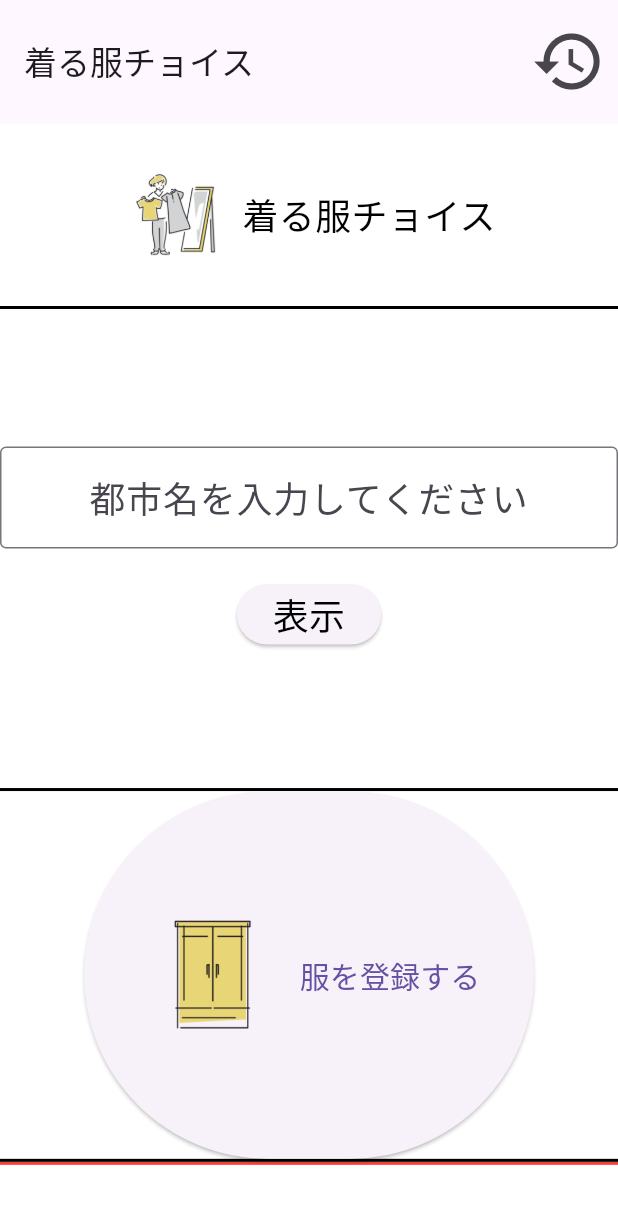
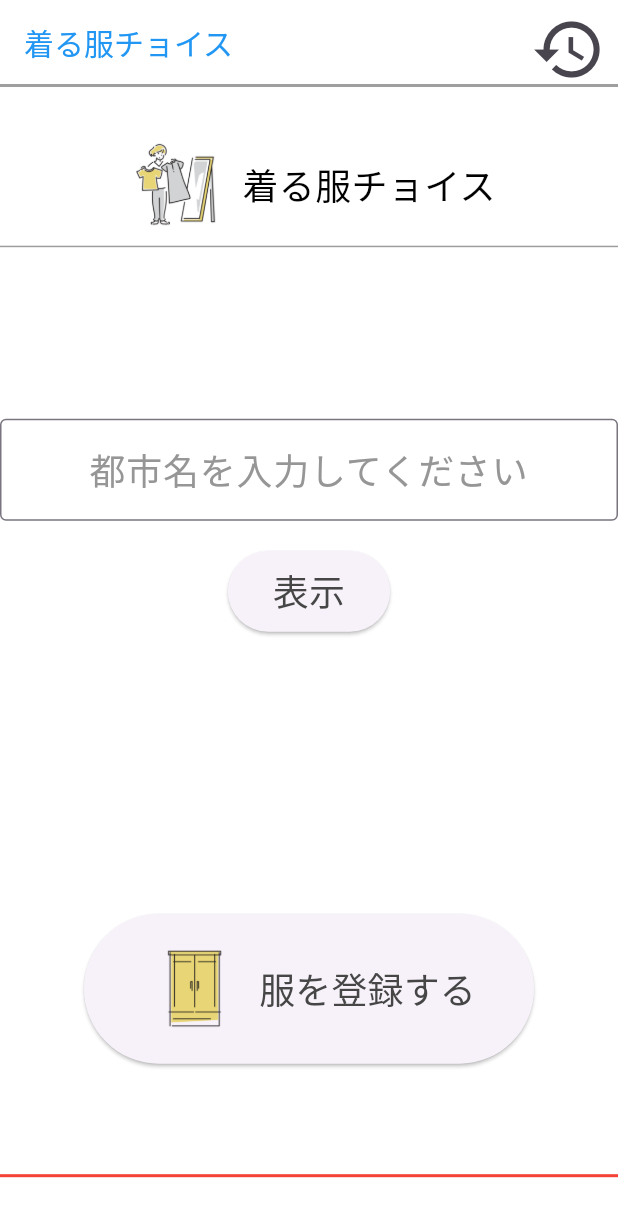
Before and after one commit to kervint1/Kiruhuku-Choice, a Flutter app: the screen it shows after launch, on a phone screen of 412 x 824 dp. Shown: the top 1217 px of the screen. Run offline on Flutter 3.47's test engine with Material 3 defaults, Android fonts, the phone set to English and light mode, and no system bars; our stand-ins replace go_router, google_fonts, image_picker.

Commit message:
デザイン

```diff
--- a/lib/screens/home_screen.dart
+++ b/lib/screens/home_screen.dart
@@ -18,44 +18,55 @@ class _HomeScreenState extends State<HomeScreen> {
 
     final title = Container(
       decoration: const BoxDecoration(
-            border: Border(bottom: BorderSide(color: Colors.black, width: 2))),
-        height: screenHeight * 0.15,
+        border: Border(
+          bottom: BorderSide(color: Colors.grey, width: 1),
+        ),
+      ),
+      height: screenHeight * 0.1,
       width: double.infinity,
       alignment: Alignment.center,
-        child: Row(mainAxisAlignment: MainAxisAlignment.center, children: [
+      child: Row(
+        mainAxisAlignment: MainAxisAlignment.center,
+        children: [
           Image.asset(
             'assets/images/huku_title.png',
             width: 70,
             height: 70,
           ),
           const SizedBox(width: 10),
-          Text(
+          const Text(
             "着る服チョイス",
-            style: GoogleFonts.notoSansJp(
-                textStyle: const TextStyle(color: Colors.black, fontSize: 24)),
-            textAlign: TextAlign.center,
+            style: TextStyle(
+              color: Colors.black,
+              fontSize: 24,
             ),
-        ]));
+          ),
+        ],
+      ),
+    );
 
     final mapCon = Container(
-      decoration: const BoxDecoration(
-          border: Border(bottom: BorderSide(color: Colors.black, width: 2))),
-      height: screenHeight * 0.39,
+      height: screenHeight * 0.45,
       width: double.infinity,
-      alignment: Alignment.center,
+      alignment: Alignment.topCenter,
       child: Column(
         mainAxisAlignment: MainAxisAlignment.center,
         children: [
           TextField(
             controller: _cityController,
-            decoration: InputDecoration(
+            decoration: const InputDecoration(
               hintText: '都市名を入力してください',
+              hintStyle: TextStyle(
+                color: Color.fromARGB(255, 150, 150, 150),
+                fontSize: 24,
+              ),
               border: OutlineInputBorder(),
             ),
             style: GoogleFonts.notoSansJp(
               textStyle: const TextStyle(fontSize: 24),
+              color: Colors.black,
             ),
-            textAlign: TextAlign.center,
+            textAlign: TextAlign.center, // TextField内にtextAlignを追加
           ),
           const SizedBox(height: 20),
           ElevatedButton(
@@ -69,12 +80,18 @@ class _HomeScreenState extends State<HomeScreen> {
                 );
               }
             },
+            style: ElevatedButton.styleFrom(
+              padding: const EdgeInsets.symmetric(horizontal: 30, vertical: 10),
+            ),
             child: Text(
               "表示",
               style: GoogleFonts.notoSansJp(
-                textStyle: const TextStyle(color: Colors.black, fontSize: 24),
+                textStyle: const TextStyle(
+                  color: Color.fromARGB(255, 70, 70, 70),
+                  fontSize: 24,
                 ),
-              textAlign: TextAlign.center,
+              ),
+              textAlign: TextAlign.center, // Textウィジェット内にtextAlignを適用
             ),
           ),
         ],
@@ -82,15 +99,15 @@ class _HomeScreenState extends State<HomeScreen> {
     );
 
     final registerCon = Container(
-      decoration: const BoxDecoration(
-          border: Border(bottom: BorderSide(color: Colors.black, width: 2))),
-      height: screenHeight * 0.3,
+      height: screenHeight * 0.30,
       width: double.infinity,
       alignment: Alignment.center,
       child: ElevatedButton(
         onPressed: () => context.push('/registerClothes'),
         style: ElevatedButton.styleFrom(
-          minimumSize: const Size(300, 250),
+          minimumSize: const Size(300, 100),
+          disabledForegroundColor: Colors.blue,
+          foregroundColor: const Color.fromARGB(255, 70, 70, 70),
         ),
         child: Row(
           mainAxisSize: MainAxisSize.min,
@@ -98,11 +115,19 @@ class _HomeScreenState extends State<HomeScreen> {
           children: [
             Image.asset(
               'assets/images/huku_touroku-logo.png', // ロゴのパス
-              width: 100,
-              height: 100,
+              width: 70,
+              height: 70,
             ),
             const SizedBox(width: 8), // ロゴとテキストの間にスペースを追加
-            const Text("服を登録する", style: TextStyle(fontSize: 20)),
+
+            Text(
+              "服を登録する",
+              style: GoogleFonts.notoSansJp(
+                textStyle: const TextStyle(
+                  fontSize: 24,
+                ),
+              ),
+            ),
           ],
         ),
       ),
@@ -121,21 +146,43 @@ class _HomeScreenState extends State<HomeScreen> {
     );
 
     return Scaffold(
-      appBar: AppBar(
-        toolbarHeight: screenHeight * 0.1,
-        title: const Text('着る服チョイス'),
+      appBar: PreferredSize(
+        preferredSize: Size.fromHeight(screenHeight * 0.1), // AppBarの高さ
+        child: Column(
+          children: [
+            AppBar(
+              title: Text(
+                '着る服チョイス',
+                style: GoogleFonts.playfairDisplay(
+                  textStyle: const TextStyle(
+                    fontSize: 20,
+                    color: Colors.blue,
+                  ),
+                ),
+              ),
               actions: [
                 IconButton(
                   icon: const Icon(Icons.history),
                   onPressed: () {
-              context.push('/history');
+                    Navigator.pushNamed(context, '/history');
                   },
                   iconSize: 50,
                 ),
               ],
+              backgroundColor: Colors.white, // AppBarの背景色
+              elevation: 0, // AppBarの影をなくす
+            ),
+            Container(
+              height: 2, // 区切り線の高さ
+              color: Colors.grey, // 区切り線の色
+            ),
+          ],
+        ),
       ),
       backgroundColor: Colors.white,
       body: body,
     );
   }
 }
+
+//ボタン文字の色 ARGB(255, 70, 70, 70)
```
Lines whose indentation alone changed are shown as unchanged.
